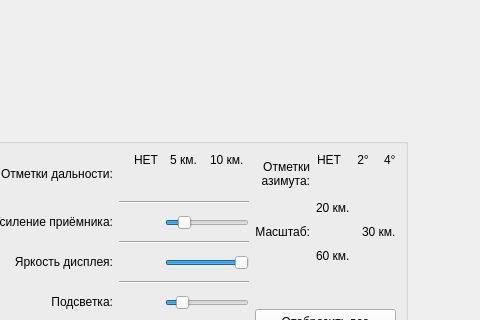
Qt form indicatorprl.ui (Carduelis/vk) before a commit; both pictures show x 526 to 1006 and y 369 to 689 of the 1006 by 785 pixel window.
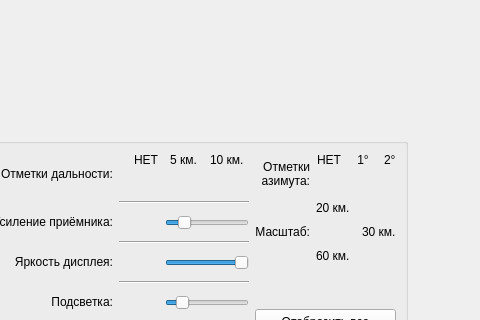
The same form after that commit. Icons and pictures are not drawn. Custom widgets are drawn as their Qt base class.

```diff
--- a/indicatorprl.ui
+++ b/indicatorprl.ui
@@ -1451,7 +1451,7 @@
                     </widget>
                    </item>
                    <item row="0" column="1" alignment="Qt::AlignRight|Qt::AlignVCenter">
-                    <widget class="QLabel" name="LabelRightAzimuthMarks2">
+                    <widget class="QLabel" name="LabelRightAzimuthMarks1">
                      <property name="sizePolicy">
                       <sizepolicy hsizetype="Fixed" vsizetype="Fixed">
                        <horstretch>0</horstretch>
@@ -1459,7 +1459,7 @@
                       </sizepolicy>
                      </property>
                      <property name="text">
-                      <string>2°</string>
+                      <string>1°</string>
                      </property>
                      <property name="alignment">
                       <set>Qt::AlignCenter</set>
@@ -1467,7 +1467,7 @@
                     </widget>
                    </item>
                    <item row="0" column="2" alignment="Qt::AlignRight|Qt::AlignVCenter">
-                    <widget class="QLabel" name="LabelRightAzimuthMarks4">
+                    <widget class="QLabel" name="LabelRightAzimuthMarks2">
                      <property name="sizePolicy">
                       <sizepolicy hsizetype="Fixed" vsizetype="Fixed">
                        <horstretch>0</horstretch>
@@ -1475,7 +1475,7 @@
                       </sizepolicy>
                      </property>
                      <property name="text">
-                      <string>4°</string>
+                      <string>2°</string>
                      </property>
                     </widget>
                    </item>
```
